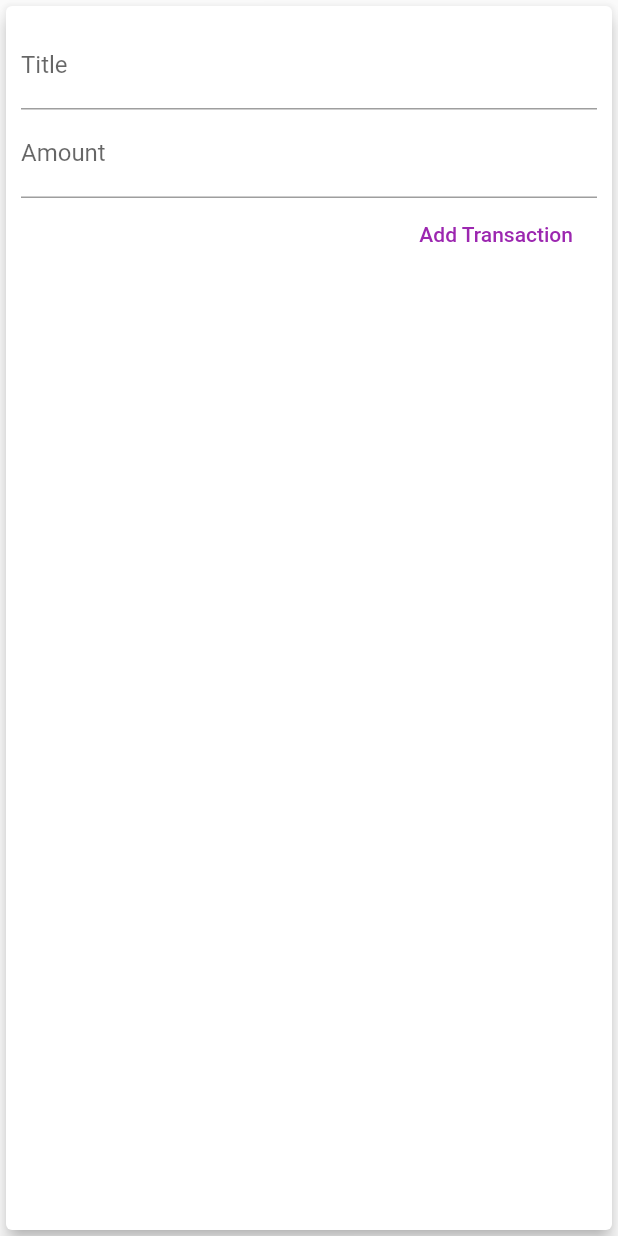
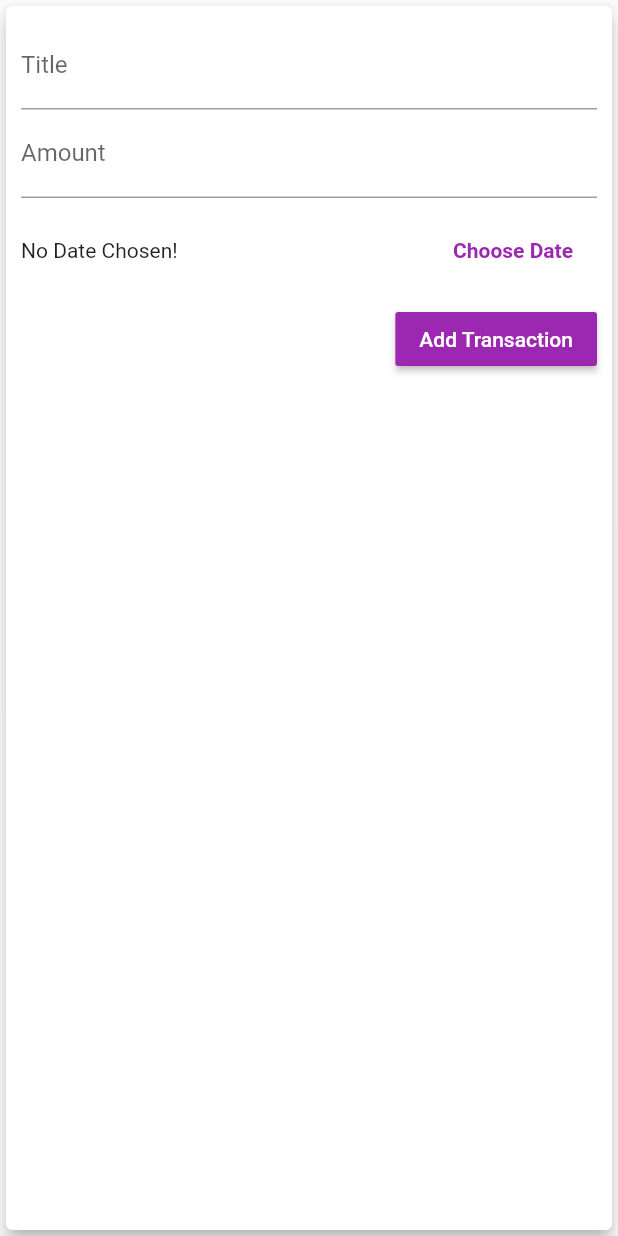
Before and after one commit to piusgori/expense-planner, a Flutter app: the NewTransactions widget shown alone on an empty page, opened directly with empty values, after a tap on "Add Transaction", on a phone screen of 412 x 824 dp. Run offline on Flutter 3.47's test engine with Material 2 defaults, Android fonts, the phone set to English and light mode, and no system bars.

Commit message:
Added more styling

```diff
--- a/lib/widgets/new_transaction.dart
+++ b/lib/widgets/new_transaction.dart
@@ -1,4 +1,5 @@
 import 'package:flutter/material.dart';
+import 'package:intl/intl.dart';
 
 class NewTransactions extends StatefulWidget {
   final Function addTx;
@@ -13,15 +14,34 @@ class _NewTransactionsState extends State<NewTransactions> {
   final titleController = TextEditingController();
 
   final amountController = TextEditingController();
+  var _selectedDate;
 
-  void submitData() {
-    final enteredTitle = titleController.text;
-    final enteredAmount = double.parse(amountController.text);
-    if (enteredTitle.isEmpty || enteredAmount <= 0) {
+  void _submitData() {
+    final _enteredTitle = titleController.text;
+    final _enteredAmount = double.parse(amountController.text);
+
+    if (_enteredTitle.isEmpty || _enteredAmount <= 0 || _selectedDate == null) {
       return;
     }
-    widget.addTx(enteredTitle, enteredAmount);
+    widget.addTx(_enteredTitle, _enteredAmount, _selectedDate);
     Navigator.of(context).pop();
+  }
+
+  void _presentDatePicker() {
+    showDatePicker(
+            context: context,
+            initialDate: DateTime.now(),
+            firstDate: DateTime(2022),
+            lastDate: DateTime.now())
+        .then((pickedDate) {
+      if (pickedDate == null) {
+        return;
+      }
+      setState(() {
+        _selectedDate = pickedDate;
+
+      });
+    });
   }
 
   @override
@@ -42,14 +62,30 @@ class _NewTransactionsState extends State<NewTransactions> {
               decoration: InputDecoration(labelText: 'Amount'),
               controller: amountController,
               keyboardType: TextInputType.number,
-              onSubmitted: (_) => submitData(),
+              onSubmitted: (_) => _submitData(),
               // onChanged: (value) => amountInput = value,
             ),
-            FlatButton(
-              onPressed: submitData,
-              child: Text('Add Transaction'),
-              textColor: Colors.purple,
-            )
+            Container(
+              height: 70,
+              child: Row(
+                children: <Widget>[
+                  Expanded(child: Text(_selectedDate == null ? 'No Date Chosen!' : 'Picked Date ${DateFormat.yMd().format(_selectedDate)}')),
+                  FlatButton(
+                    onPressed: _presentDatePicker,
+                    child: Text(
+                      'Choose Date',
+                      style: TextStyle(fontWeight: FontWeight.bold),
+                    ),
+                    textColor: Theme.of(context).primaryColor,
+                  ),
+                ],
+              ),
+            ),
+            RaisedButton(
+                onPressed: _submitData,
+                child: Text('Add Transaction'),
+                color: Theme.of(context).primaryColor,
+                textColor: Theme.of(context).buttonColor)
           ],
         ),
       ),
```
Also changed, not shown: lib/main.dart (+21 -11 lines), lib/widgets/transaction_list.dart (+25 -9 lines).
